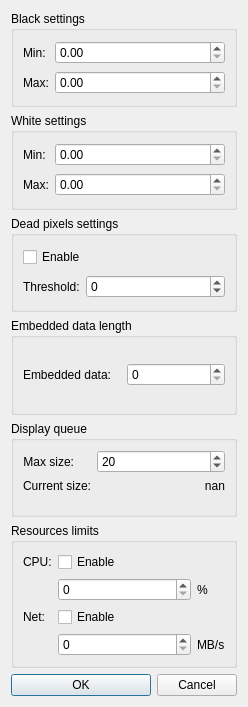
The window that c2dataviewer/ui/imagev_settings.ui (epics-extensions/c2dataviewer) describes before a commit, drawn with Qt 5.
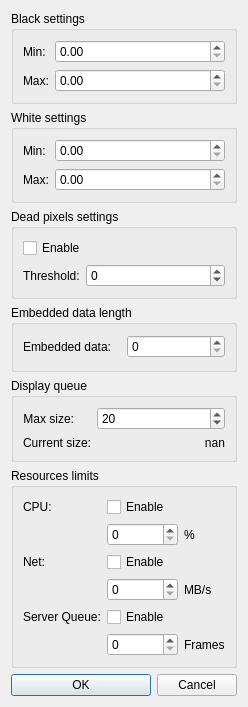
The same window after the commit.

Commit message: allow user to enable and control server queue size

```diff
--- a/c2dataviewer/ui/imagev_settings.ui
+++ b/c2dataviewer/ui/imagev_settings.ui
@@ -105,6 +105,34 @@
         </property>
        </widget>
       </item>
+      <item row="4" column="0">
+       <widget class="QLabel" name="label_13">
+        <property name="text">
+         <string>Server Queue:</string>
+        </property>
+       </widget>
+      </item>
+      <item row="4" column="1">
+       <widget class="QCheckBox" name="cbEnableServerQueue">
+        <property name="text">
+         <string>Enable</string>
+        </property>
+       </widget>
+      </item>
+      <item row="5" column="2">
+       <widget class="QLabel" name="label_14">
+        <property name="text">
+         <string>Frames</string>
+        </property>
+       </widget>
+      </item>
+      <item row="5" column="1">
+       <widget class="QSpinBox" name="sbServerQueueSize">
+        <property name="suffix">
+         <string notr="true"/>
+        </property>
+       </widget>
+      </item>
      </layout>
     </widget>
    </item>
```
The commit also changes 5 other files.
